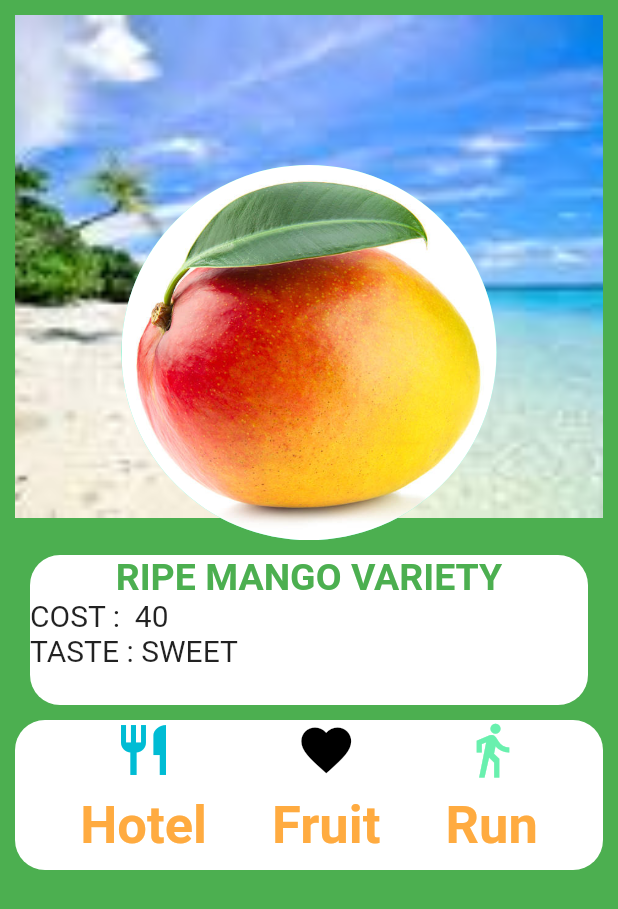
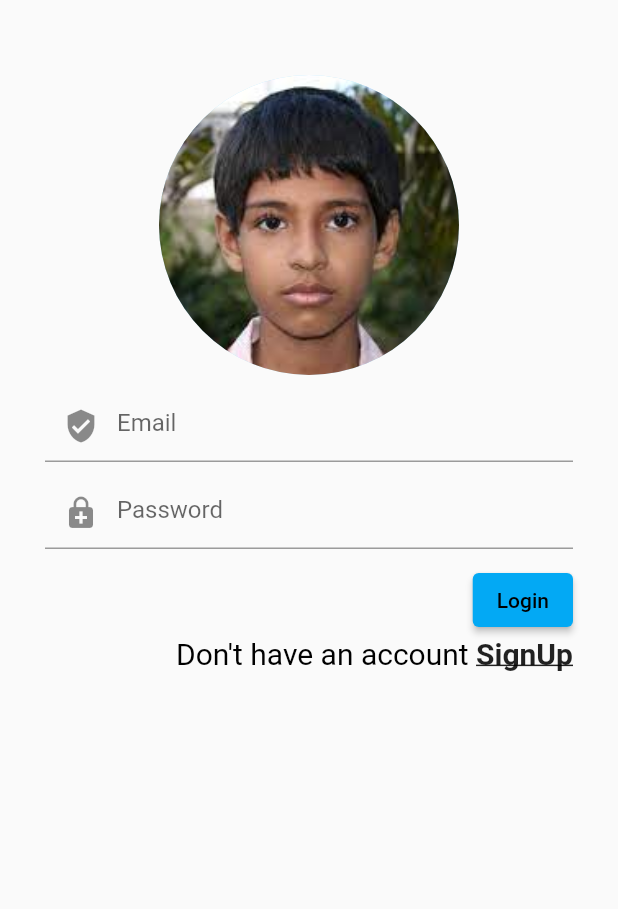
Before and after one commit to Erasto-M/cookbook1, a Flutter app: the screen it shows after launch, on a phone screen of 412 x 824 dp. Shown: the top 909 px of the screen. Run offline on Flutter 3.47's test engine with Material 2 defaults, Android fonts, the phone set to English and light mode, and no system bars; our stand-ins replace google_fonts.

Commit message:
made some changes

```diff
--- /dev/null
+++ b/lib/Loginpage1.dart
@@ -0,0 +1,112 @@
+import 'package:cookbook1/Signup.dart';
+import 'package:flutter/material.dart';
+import 'package:google_fonts/google_fonts.dart';
+
+class LoginPage extends StatefulWidget {
+   String message;
+   bool islogin = true;
+ LoginPage({Key? key, required this.message}) : super(key: key);
+  @override
+  State<LoginPage> createState() => _LoginPageState();
+}
+
+class _LoginPageState extends State<LoginPage> {
+  final usercontroller = TextEditingController();
+  final passwordcontroller = TextEditingController();
+  @override
+  Widget build(BuildContext context) {
+    return Scaffold(
+        body: SafeArea(
+          child: Padding(
+            padding: const EdgeInsets.all(30),
+            child: SingleChildScrollView(
+              child: Column(
+                crossAxisAlignment: CrossAxisAlignment.center,
+                children: [
+                 const SizedBox(height: 20,),
+                  const CircleAvatar(
+                    radius: 100,
+                    backgroundImage: AssetImage(
+                      "assets/images/boy.jpeg",
+                    ),
+                  ),
+                  Column(
+                    crossAxisAlignment: CrossAxisAlignment.end,
+                    children: [
+                  space(),
+                  loginpag(
+                      keyboardtype: TextInputType.text,
+                      text: "Email",
+                      icon: Icons.verified_user,
+                      obsecure: false,
+                      controller: usercontroller,
+                  ),
+                  space(),
+                  loginpag(
+                      keyboardtype: TextInputType.text,
+                      text: "Password",
+                      icon: Icons.enhanced_encryption,
+                      obsecure: true,
+                      controller: passwordcontroller,
+                  ),
+                  space(),
+                  button("Login"),
+                    RichText(
+                    text:  TextSpan(
+                      text: "Don't have an account ",
+                          style: const TextStyle(fontSize: 20,color: Colors.black),
+                          children: [
+                            TextSpan(
+                              text: "SignUp",
+                              style: GoogleFonts.roboto(
+                                fontWeight: FontWeight.bold,
+                                decoration: TextDecoration.underline,
+                                color: Colors.black87,
+                              ),
+                            )
+                          ]
+                    ),
+          ),
+        ],
+      ),
+                ],
+              ),
+            ),
+          ),
+    ));
+  }
+
+  Widget loginpag({
+    required TextInputType keyboardtype,
+    required String text,
+    required IconData icon,
+    required bool obsecure,
+    required TextEditingController controller}) {
+    return TextField(
+      keyboardType: keyboardtype,
+      decoration: InputDecoration(
+        prefixIcon: Icon(icon),
+        hintText: text,
+      ),
+      obscureText: obsecure,
+      controller: controller,
+    );
+  }
+
+  Widget space() {
+    return const SizedBox(
+      height: 10,
+    );
+  }
+
+  Widget button(String text) {
+    return ElevatedButton(
+      onPressed: () {
+        Navigator.of(context).push(
+            MaterialPageRoute(
+                builder: (context)=>SignUp(message: 'welcome',)));
+      },
+      child: Text(text),
+    );
+  }
+}
--- a/lib/Profile_screen.dart
+++ b/lib/Profile_screen.dart
@@ -10,7 +10,7 @@ class ProfileScreen extends StatelessWidget {
       backgroundColor: Colors.green,
       body: SafeArea(
         child: Padding(
-          padding: const EdgeInsets.all(10.0),
+          padding: const EdgeInsets.all(30.0),
           child: SingleChildScrollView(
             child: Center(
               child: Stack(
--- a/lib/main.dart
+++ b/lib/main.dart
@@ -1,5 +1,5 @@
 import 'package:flutter/material.dart';
-import 'package:cookbook1/Profile_screen.dart';
+import 'Loginpage1.dart';
 void main(){
   runApp(const MyApp());
 }
@@ -9,7 +9,7 @@ class MyApp extends StatelessWidget {
   @override
   Widget build(BuildContext context) {
     return MaterialApp(
-      home: const ProfileScreen(),
+      home: LoginPage(message: 'Love',),
       debugShowCheckedModeBanner: false,
       theme: ThemeData(
         primarySwatch: Colors.lightBlue,
```
Also changed, not shown: lib/Signup.dart (added, +102 -0 lines).
